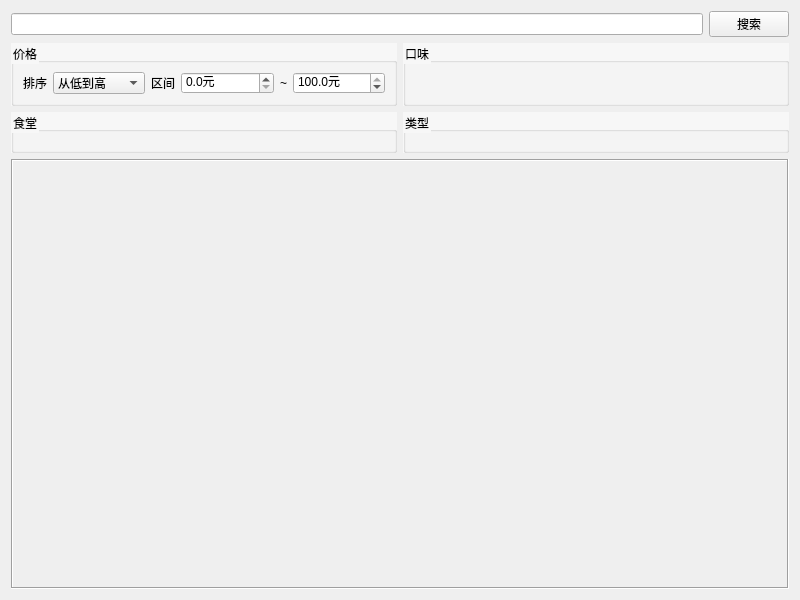
Above: browsetab.ui from PKUCodeProjPractice/PKUDish before the change. Below: the same form after it.
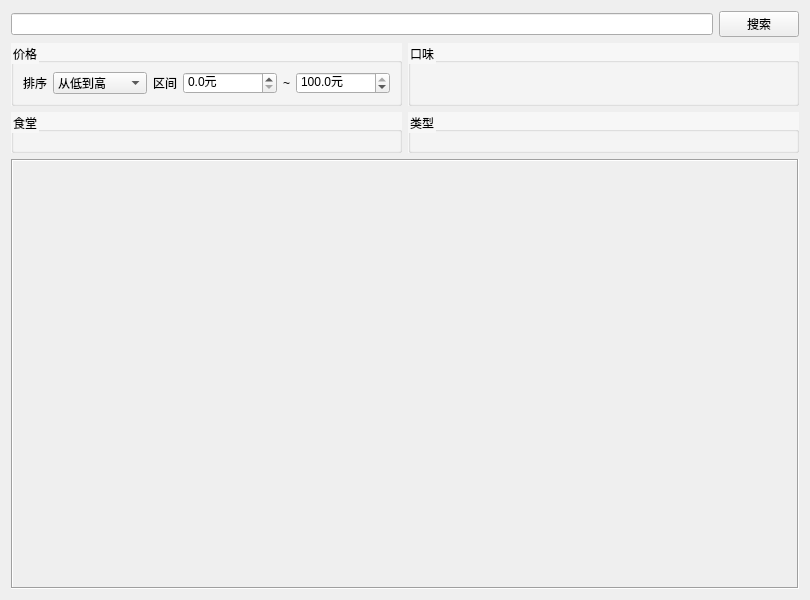
That is the form after the change. Icons and pictures are not drawn.

Commit message: 浏览界面、随机界面的背景，dishbox的字体

Patch:
```diff
--- a/browsetab.ui
+++ b/browsetab.ui
@@ -210,6 +210,15 @@
    </item>
    <item>
     <widget class="QScrollArea" name="scrollArea">
+     <property name="minimumSize">
+      <size>
+       <width>788</width>
+       <height>0</height>
+      </size>
+     </property>
+     <property name="styleSheet">
+      <string notr="true">QScrollArea{background-image: url(:/browsetag3.png);background-attachment:fixed;} </string>
+     </property>
      <property name="frameShape">
       <enum>QFrame::Box</enum>
      </property>
@@ -221,10 +230,13 @@
        <rect>
         <x>0</x>
         <y>0</y>
-        <width>774</width>
-        <height>410</height>
+        <width>784</width>
+        <height>460</height>
        </rect>
       </property>
+      <property name="styleSheet">
+       <string notr="true">background-color: rgba(255, 255, 255, 0);</string>
+      </property>
       <layout class="QGridLayout" name="gridLayout_scroll"/>
      </widget>
     </widget>
```
The commit also changes 4 other files.
